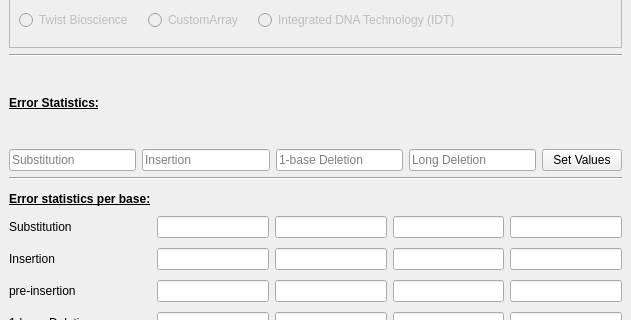
First picture: the form in dnaSimulator/dnaSimulator.ui, repository oyerush/DNASimulator, before the edit; both pictures show x 0 to 631 and y 248 to 568 of the 631 by 706 pixel window.
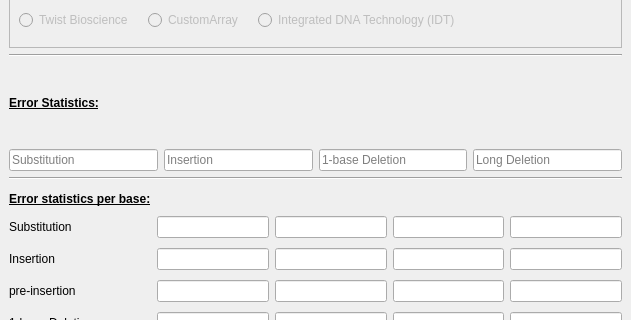
Second picture: the form after the edit.

Commit message: removed the set value button

What changed in the file:
```diff
--- a/dnaSimulator/dnaSimulator.ui
+++ b/dnaSimulator/dnaSimulator.ui
@@ -270,19 +270,6 @@
           </property>
          </widget>
         </item>
-        <item>
-         <widget class="QPushButton" name="set_current_values_PushButton">
-          <property name="text">
-           <string>Set Values</string>
-          </property>
-          <property name="iconSize">
-           <size>
-            <width>16</width>
-            <height>16</height>
-           </size>
-          </property>
-         </widget>
-        </item>
        </layout>
       </item>
       <item>
```
The commit also changes 2 other files.
